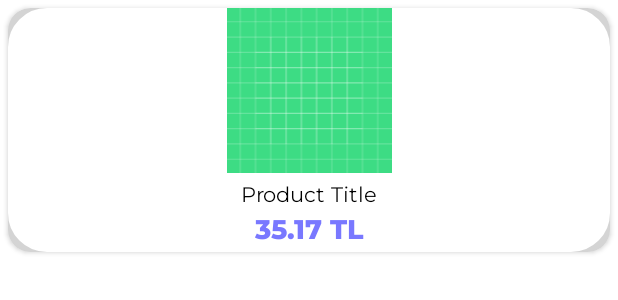
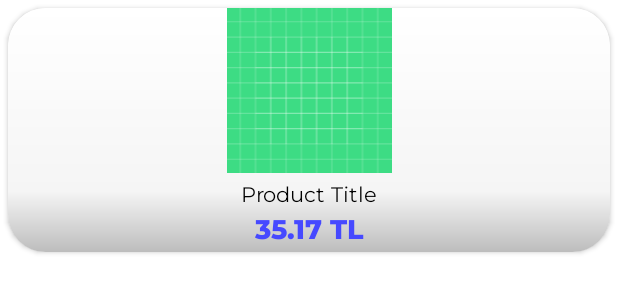
Before and after one commit to yamanf/PazaramaBootcamp-FinalProject, an Android app: the layout item_product_list.xml on its own in the app's theme, with its tools: preview values and no code run, on a phone screen of 412 x 824 dp. Shown: the top 300 px of the screen. Run offline under Robolectric (Android 15) with nearby library versions, the phone set to English and light mode, and no system bars; network calls fail.

Commit message:
Product list item view updated.
The gradient added to product item background.

```diff
--- /dev/null
+++ b/app/src/main/res/drawable/custom_product_item_gradient.xml
@@ -0,0 +1,11 @@
+<?xml version="1.0" encoding="utf-8"?>
+<shape xmlns:android="http://schemas.android.com/apk/res/android">
+
+    <gradient
+        android:startColor="@color/md_grey_400"
+        android:centerColor="@color/md_grey_100"
+        android:endColor="@color/white"
+        android:angle="90"
+        android:gradientRadius="12%p"
+        android:centerX="0.25" />
+</shape>
--- a/app/src/main/res/layout/item_product_list.xml
+++ b/app/src/main/res/layout/item_product_list.xml
@@ -4,15 +4,14 @@
     android:layout_height="wrap_content"
     xmlns:app="http://schemas.android.com/apk/res-auto"
     android:layout_margin="5dp"
-    app:cardCornerRadius="15dp"
-    android:backgroundTint="#D4D4D4">
+    app:cardCornerRadius="25dp"
+    >
 
     <androidx.constraintlayout.widget.ConstraintLayout
         android:id="@+id/container"
         android:layout_width="match_parent"
         android:layout_height="match_parent"
-        android:background="@drawable/bg_signout_btn"
-        android:backgroundTint="@color/white"
+        android:background="@drawable/custom_product_item_gradient"
         >
 
     <ImageView
@@ -49,7 +48,7 @@
             android:fontFamily="@font/montserrat_extrabold"
             android:text="35.17 TL"
             android:textSize="18sp"
-            android:textColor="@color/purple"/>
+            android:textColor="@color/lighter_blue"/>
 
 
     </androidx.constraintlayout.widget.ConstraintLayout>
```
